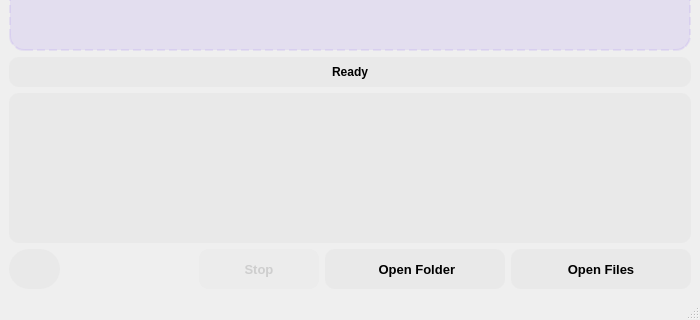
Old version of the form App/main_window.ui in the repository mudrikam/SotongHD; both pictures show x 0 to 700 and y 380 to 700 of the 700 by 700 pixel window.
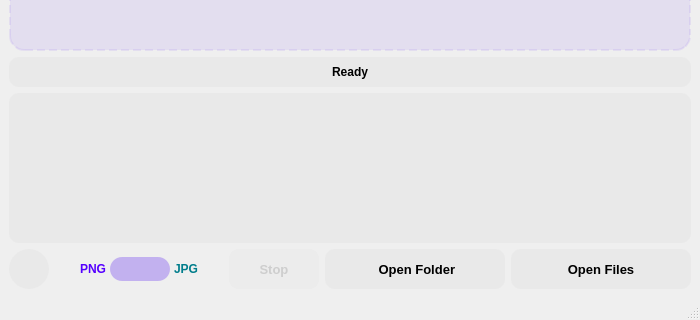
New version of the form. Icons and pictures are not drawn.

Commit message: Implement configuration manager for output format; add format toggle in UI and update image processing logic for format selection

What changed in the file:
```diff
--- a/App/main_window.ui
+++ b/App/main_window.ui
@@ -277,6 +277,127 @@
         </property>
        </spacer>
       </item>
+      <item>
+       <layout class="QHBoxLayout" name="formatSelectorLayout">
+        <property name="spacing">
+         <number>4</number>
+        </property>
+        <property name="leftMargin">
+         <number>0</number>
+        </property>
+        <property name="topMargin">
+         <number>0</number>
+        </property>
+        <property name="rightMargin">
+         <number>0</number>
+        </property>
+        <property name="bottomMargin">
+         <number>0</number>
+        </property>
+        <item>
+         <widget class="QLabel" name="formatLabel">
+          <property name="font">
+           <font>
+            <pointsize>9</pointsize>
+            <bold>true</bold>
+           </font>
+          </property>
+          <property name="styleSheet">
+           <string notr="true">color: rgb(85, 0, 255);</string>
+          </property>
+          <property name="text">
+           <string>PNG</string>
+          </property>
+          <property name="alignment">
+           <set>Qt::AlignRight|Qt::AlignTrailing|Qt::AlignVCenter</set>
+          </property>
+         </widget>
+        </item>
+        <item>
+         <widget class="QCheckBox" name="formatToggle">
+          <property name="minimumSize">
+           <size>
+            <width>60</width>
+            <height>24</height>
+           </size>
+          </property>
+          <property name="maximumSize">
+           <size>
+            <width>60</width>
+            <height>24</height>
+           </size>
+          </property>
+          <property name="styleSheet">
+           <string notr="true">QCheckBox {
+  spacing: 0px;
+}
+
+QCheckBox::indicator {
+  width: 60px;
+  height: 24px;
+  border-radius: 12px;
+  background-color: rgba(88, 29, 239, 0.3);
+}
+
+QCheckBox::indicator:checked {
+  background-color: rgba(52, 152, 219, 0.5);
+}
+
+QCheckBox::indicator::hover {
+  background-color: rgba(88, 29, 239, 0.4);
+}
+
+QCheckBox::indicator:checked::hover {
+  background-color: rgba(52, 152, 219, 0.6);
+}
+
+QCheckBox::indicator:disabled {
+  background-color: rgba(161, 161, 161, 0.04);
+}</string>
+          </property>
+          <property name="text">
+           <string/>
+          </property>
+          <property name="iconSize">
+           <size>
+            <width>60</width>
+            <height>24</height>
+           </size>
+          </property>
+         </widget>
+        </item>
+        <item>
+         <widget class="QLabel" name="formatLabel2">
+          <property name="font">
+           <font>
+            <pointsize>9</pointsize>
+            <bold>true</bold>
+           </font>
+          </property>
+          <property name="styleSheet">
+           <string notr="true">color: rgba(52, 152, 219, 0.5);
+color: rgb(0, 125, 139);</string>
+          </property>
+          <property name="text">
+           <string>JPG</string>
+          </property>
+         </widget>
+        </item>
+       </layout>
+      </item>
+      <item>
+       <spacer name="horizontalSpacer_2">
+        <property name="orientation">
+         <enum>Qt::Horizontal</enum>
+        </property>
+        <property name="sizeHint" stdset="0">
+         <size>
+          <width>40</width>
+          <height>20</height>
+         </size>
+        </property>
+       </spacer>
+      </item>
       <item>
        <widget class="QPushButton" name="stopButton">
         <property name="sizePolicy">
@@ -287,7 +408,7 @@
         </property>
         <property name="minimumSize">
          <size>
-          <width>120</width>
+          <width>90</width>
           <height>40</height>
          </size>
         </property>
```
Left out of the diff: 11 changed lines with no effect on the pictures. The commit also changes 7 other files.
